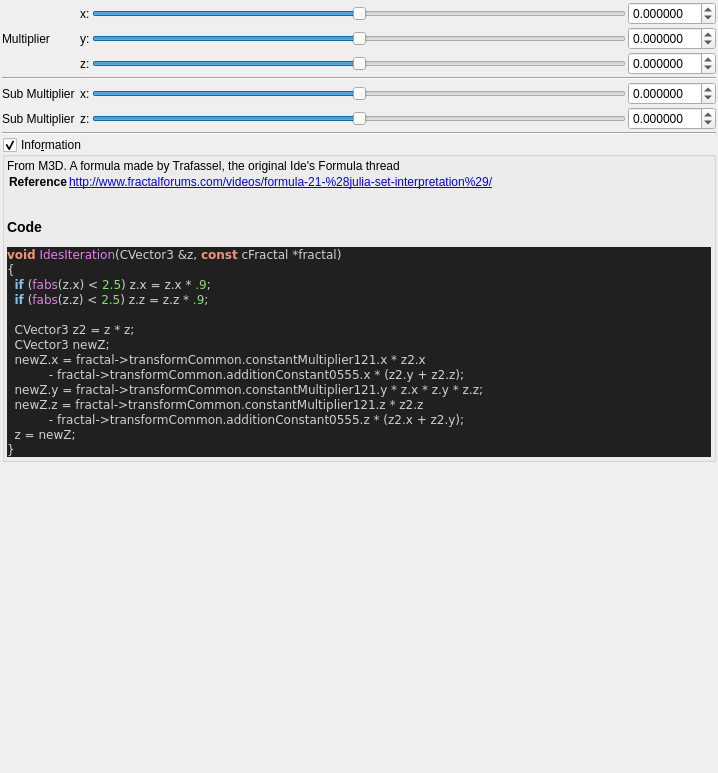
Old version of the form mandelbulber2/qt_data/fractal_ides.ui in the repository buddhi1980/mandelbulber2.
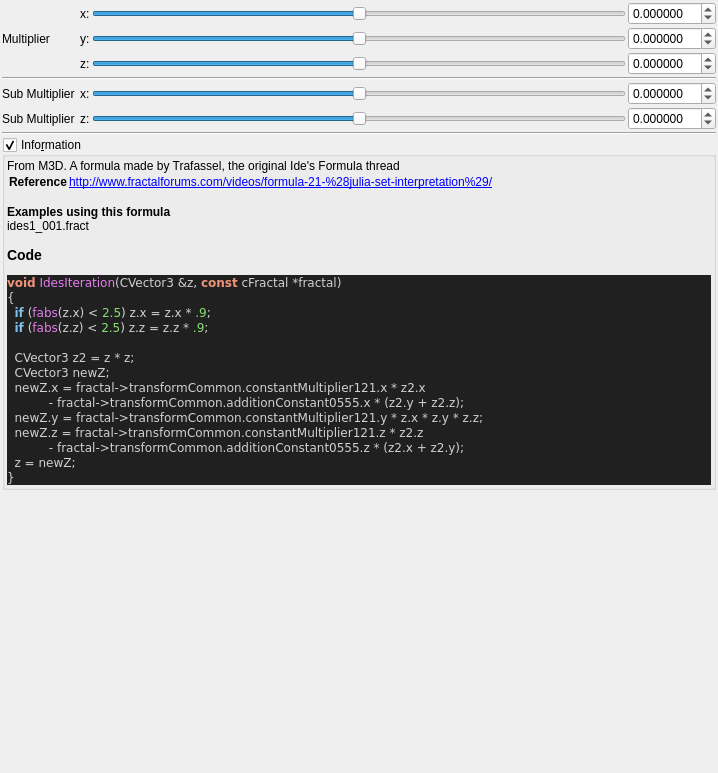
New version of the form. Custom widgets are drawn as their Qt base class.

Commit message:
ui information - added example occurrences
now every formula, which is used in an example file, will display a list
of the example files in the information box. A maximum of 5 occurences is
displayed.
The script also outputs, which formulas do not yet have any example
files.

```diff
--- a/mandelbulber2/qt_data/fractal_ides.ui
+++ b/mandelbulber2/qt_data/fractal_ides.ui
@@ -396,7 +396,7 @@
 &lt;tr&gt;&lt;th&gt;Reference&lt;/th&gt;&lt;td&gt;&lt;a href=&quot;http://www.fractalforums.com/videos/formula-21-%28julia-set-interpretation%29/&quot;&gt;http://www.fractalforums.com/videos/formula-21-%28julia-set-interpretation%29/&lt;br&gt;
 &lt;/td&gt;&lt;/tr&gt;
 &lt;/table&gt;
-&lt;h3&gt;Code&lt;/h3&gt;
+&lt;b&gt;Examples using this formula&lt;/b&gt;&lt;br&gt;ides1_001.fract&lt;h3&gt;Code&lt;/h3&gt;
 &lt;body style=&quot;background-color:#202020&quot;&gt;
 &lt;pre style=&quot;color:#d0d0d0; background-color:#202020;  font-family:'Courier New',monospace;&quot;&gt;&lt;span style=&quot;color:#f09479; font-weight:bold&quot;&gt;void&lt;/span&gt; &lt;span style=&quot;color:#e47eed&quot;&gt;IdesIteration&lt;/span&gt;&lt;span style=&quot;color:#d0d0d0&quot;&gt;(&lt;/span&gt;CVector3 &lt;span style=&quot;color:#d0d0d0&quot;&gt;&amp;amp;&lt;/span&gt;z&lt;span style=&quot;color:#d0d0d0&quot;&gt;,&lt;/span&gt; &lt;span style=&quot;color:#f09479; font-weight:bold&quot;&gt;const&lt;/span&gt; cFractal &lt;span style=&quot;color:#d0d0d0&quot;&gt;*&lt;/span&gt;fractal&lt;span style=&quot;color:#d0d0d0&quot;&gt;)&lt;/span&gt;
 &lt;span style=&quot;color:#d0d0d0&quot;&gt;{&lt;/span&gt;
```
The commit also changes 59 other files.
